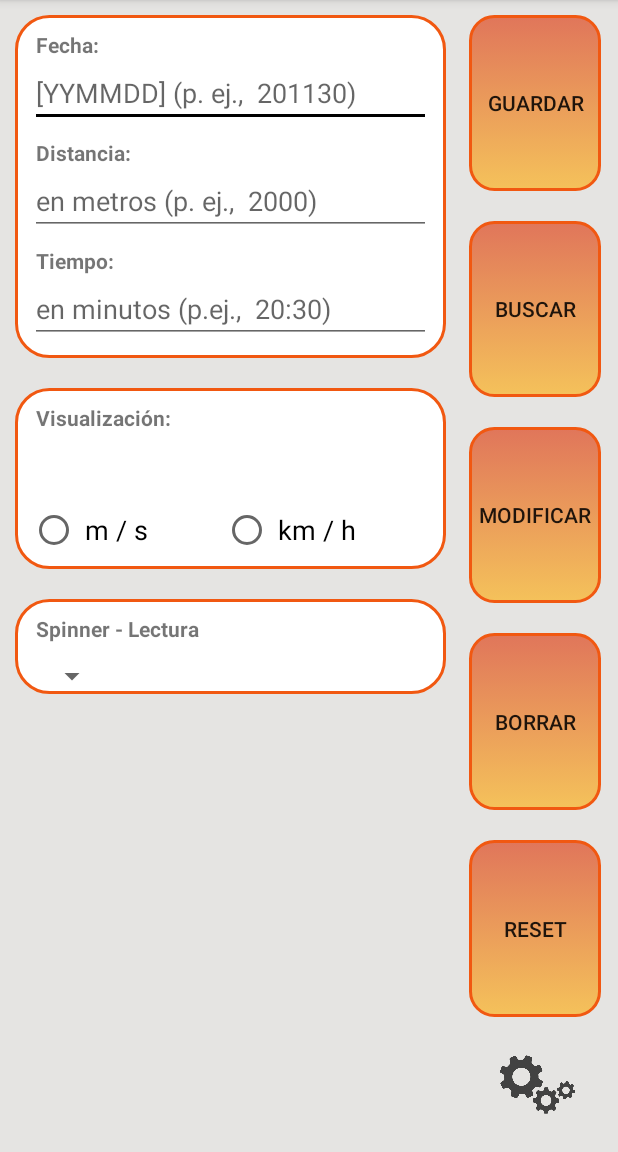
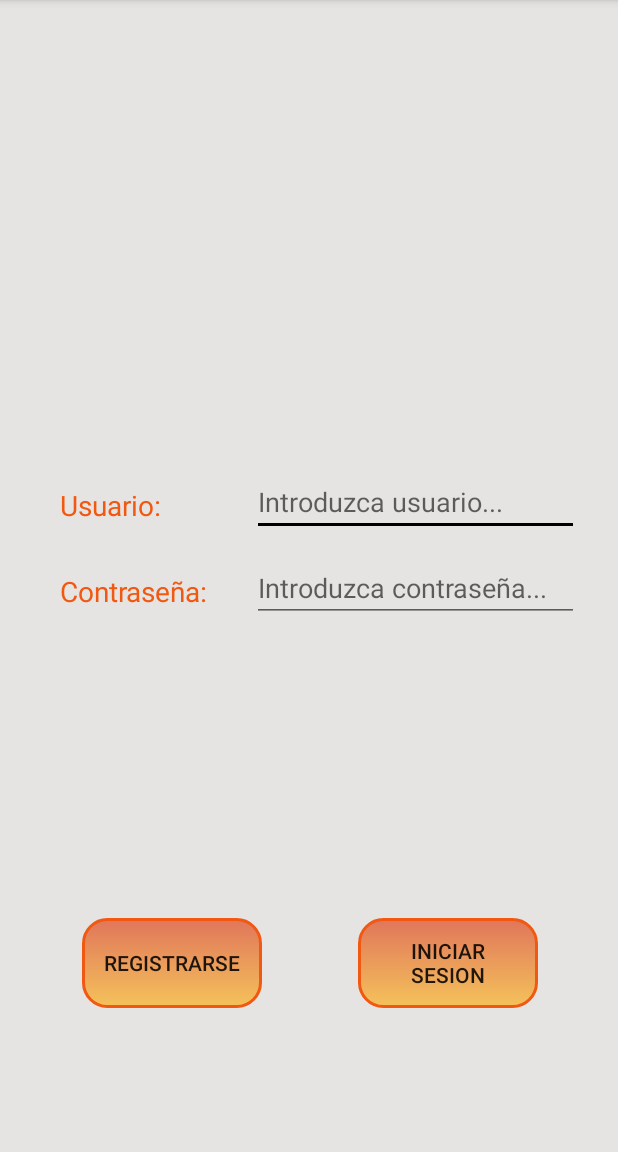
Before and after one commit to dam1718on/ByeKiloh, an Android app: the screen it shows after launch (MainActivity before the commit, LoginActivity after it), on a phone screen of 412 x 824 dp, the part 84-1236 px from its top. Run offline under Robolectric (Android 15) with nearby library versions, the phone set to English and light mode, and no system bars.

Commit message:
Commit12. NewLoginActivity guarda en BBDD

```diff
--- a/app/src/main/AndroidManifest.xml
+++ b/app/src/main/AndroidManifest.xml
@@ -9,13 +9,16 @@
         android:roundIcon="@mipmap/ic_launcher_round"
         android:supportsRtl="true"
         android:theme="@style/AppTheme">
-        <activity android:name=".MainActivity">
+        <activity android:name=".LoginActivity">
             <intent-filter>
                 <action android:name="android.intent.action.MAIN" />
 
                 <category android:name="android.intent.category.LAUNCHER" />
             </intent-filter>
         </activity>
+        <activity android:name=".MainActivity">
+            android:parentActivityName=".LoginActivity" />
+        </activity>
     </application>
 
 </manifest>
--- /dev/null
+++ b/app/src/main/java/com/example/byekiloh/LoginActivity.java
@@ -0,0 +1,161 @@
+package com.example.byekiloh;
+
+import androidx.appcompat.app.AppCompatActivity;
+
+import android.content.ContentValues;
+
+import android.database.sqlite.SQLiteDatabase;
+
+import android.graphics.Color;
+import android.os.Bundle;
+
+import android.view.Gravity;
+import android.view.View;
+
+import android.widget.Button;
+import android.widget.EditText;
+import android.widget.ImageView;
+import android.widget.TextView;
+import android.widget.Toast;
+
+public class LoginActivity extends AppCompatActivity {
+
+    private ImageView imgUser;
+    private EditText etUser, etPass;
+    private Button btnRegistro, btnLogin;
+    //private String usuario, contraseña;
+
+    LoginBaseDatos basedatos;
+
+    @Override
+    protected void onCreate(Bundle savedInstanceState) {
+        super.onCreate(savedInstanceState);
+        setContentView(R.layout.activity_login);
+
+        imgUser=findViewById(R.id.imgUser);
+        etUser=findViewById(R.id.etUser);
+        etPass=findViewById(R.id.etPass);
+        btnRegistro=findViewById(R.id.btnRegistro);
+        btnLogin=findViewById(R.id.btnLogin);
+
+        btnRegistro.setOnClickListener(new View.OnClickListener() {
+            @Override
+            public void onClick(View v) {
+
+                /*String usuarioR,contraseñaR;
+                usuarioR=etUser.getText().toString();
+                contraseñaR=etPass.getText().toString();
+
+                SharedPreferences prefUser = getSharedPreferences("datos", Context.MODE_PRIVATE);
+                SharedPreferences.Editor editor=prefUser.edit();
+                editor.putString("usuario", usuarioR);
+                editor.putString("contraseña", contraseñaR);
+                editor.commit();*/
+
+                //Se inicializa la clase.
+                basedatos = new LoginBaseDatos(getApplicationContext());
+                //Clase que permite llamar a los métodos para crear, eliminar, leer y actualizar registros. Se establecen permisos de escritura.
+                SQLiteDatabase sqlite = basedatos.getWritableDatabase();
+                String usuarioR = etUser.getText().toString();
+                String contraseñaR = etPass.getText().toString();
+
+                ContentValues content = new ContentValues();
+
+                if(usuarioR.equals("") || contraseñaR.equals("")) {
+
+                    /*TextView textview = new TextView(getApplicationContext());
+                    textview.setText("Revise los datos introducidos.\nTodos los campos son obligatorios");
+                    textview.setBackgroundColor(Color.GRAY);
+                    textview.setTextColor(Color.BLUE);
+                    textview.setPadding(10,10,10,10);
+                    Toast toast = new Toast(getApplicationContext());
+                    toast.setView(textview);
+                    toast.setDuration(Toast.LENGTH_LONG);
+                    toast.setGravity(Gravity.BOTTOM, 0, 0);
+                    toast.show();*/
+
+                    Toast toast= Toast.makeText(getApplicationContext(),
+                            "Revise los datos introducidos.\nTodos los campos son obligatorios", Toast.LENGTH_SHORT);
+                    toast.setGravity(Gravity.BOTTOM|Gravity.CENTER, 0, 14);
+                    toast.show();
+
+                    etPass.setText("");
+
+                } else {
+                    //Se añaden los valores introducidos de cada campo mediante clave(columna)/valor(valor introducido en el campo de texto)
+                    content.put(LoginEstructuraDatos.Estructura.COLUMN_NAME_USER, usuarioR);
+                    content.put(LoginEstructuraDatos.Estructura.COLUMN_NAME_PASS, contraseñaR);
+                    sqlite.insert(LoginEstructuraDatos.Estructura.TABLE_NAME, null, content);
+
+                    Toast toast= Toast.makeText(getApplicationContext(),
+                            "El Usuario ha sido registrado", Toast.LENGTH_SHORT);
+                    toast.setGravity(Gravity.BOTTOM|Gravity.CENTER, 0, 14);
+                    toast.show();
+
+                    etUser.setText("");
+                    etPass.setText("");
+
+                    //spinEjercicios.setAdapter(new ArrayAdapter(getApplicationContext(), android.R.layout.simple_spinner_item,
+                      //      Collections.singletonList(ejercicio.toString())));
+
+                    //edProducto.setText("");
+                    //edCantidad.setText("");
+                    //edId.setText("");
+                }
+                //Se cierra la conexión abierta a la Base de Datos
+                sqlite.close();
+
+                /*SharedPreferences preferenciasLike = getSharedPreferences("datos", Context.MODE_PRIVATE);
+                like = preferenciasLike.getInt("likes", defaultValue);
+                verLike=like.toString();
+                numLike.setText("LIKE: "+verLike);
+
+                SharedPreferences preferenciasLike = getSharedPreferences("datos", Context.MODE_PRIVATE);
+                like = preferenciasLike.getInt("likes", defaultValue);
+                like++;
+                SharedPreferences.Editor editor=preferenciasLike.edit();
+                editor.putInt("likes", like);
+                editor.commit();*/
+
+            }
+        });
+
+        /*btnLogin.setOnClickListener(new View.OnClickListener() {
+            @Override
+            public void onClick(View v) {
+
+                String usuarioL=etUser.getText().toString();
+                String contraseñaL=etPass.getText().toString();
+
+                SharedPreferences prefUser = getSharedPreferences("datos", Context.MODE_PRIVATE);
+                String usuarioSP = prefUser.getString("usuario", usuario);
+                String contraseñaSP = prefUser.getString("contraseña", contraseña);
+
+                if(usuarioL.equals(usuarioSP)){
+                    if(contraseñaL.equals(contraseñaSP)) {
+                        Toast toast= Toast.makeText(getApplicationContext(),"Login correcto",
+                                Toast.LENGTH_SHORT);
+                        toast.setGravity(Gravity.BOTTOM|Gravity.CENTER, 0, 14);
+                        toast.show();
+                    } else {
+                        Toast toast= Toast.makeText(getApplicationContext(),"Contraseña incorrecta",
+                                Toast.LENGTH_SHORT);
+                        toast.setGravity(Gravity.BOTTOM|Gravity.CENTER, 0, 14);
+                        toast.show();
+                    }
+                } else {
+                    Toast toast= Toast.makeText(getApplicationContext(),"Usuario incorrecto",
+                            Toast.LENGTH_SHORT);
+                    toast.setGravity(Gravity.BOTTOM|Gravity.CENTER, 0, 14);
+                    toast.show();
+                }
+
+                etUser.setText("");
+                etPass.setText("");
+
+            }
+        });*/
+
+    }
+
+}
--- a/app/src/main/java/com/example/byekiloh/MiBaseDatos.java
+++ b/app/src/main/java/com/example/byekiloh/MainBaseDatos.java
@@ -1,12 +1,12 @@
 package com.example.byekiloh;
 
-import com.example.byekiloh.EstructuraDatos.Estructura;
+import com.example.byekiloh.MainEstructuraDatos.Estructura;
 
 import android.content.Context;
 import android.database.sqlite.SQLiteDatabase;
 import android.database.sqlite.SQLiteOpenHelper;
 
-public class MiBaseDatos extends SQLiteOpenHelper {
+public class MainBaseDatos extends SQLiteOpenHelper {
 
     //Se declaran e inicializan las variables encargadas de almacenar las consultas para crear la tabla 'Ventas',
     //y las consultas de eliminar/crear la Base de Datos 'Ferreteria.sqlite'.
@@ -23,7 +23,7 @@ public class MiBaseDatos extends SQLiteOpenHelper {
     public static final int DATABASE_VERSION = 1;
     public static final String DATABASE_NAME = "byekIdAuto.sqlite";
 
-    public MiBaseDatos(Context context) { super(context, DATABASE_NAME, null, DATABASE_VERSION); }
+    public MainBaseDatos(Context context) { super(context, DATABASE_NAME, null, DATABASE_VERSION); }
 
     //Método para crear la Tabla que recibe la consulta Transact-SQL
     @Override
--- a/app/src/main/java/com/example/byekiloh/EstructuraDatos.java
+++ b/app/src/main/java/com/example/byekiloh/MainEstructuraDatos.java
@@ -2,9 +2,9 @@ package com.example.byekiloh;
 
 import android.provider.BaseColumns;
 
-public class EstructuraDatos {
+public class MainEstructuraDatos {
 
-    public EstructuraDatos() {  }
+    public MainEstructuraDatos() {  }
 
     public static abstract class Estructura implements BaseColumns {
         public static final String TABLE_NAME = "Ejercicios";
--- /dev/null
+++ b/app/src/main/res/layout/activity_login.xml
@@ -0,0 +1,141 @@
+<?xml version="1.0" encoding="utf-8"?>
+<LinearLayout xmlns:android="http://schemas.android.com/apk/res/android"
+    xmlns:app="http://schemas.android.com/apk/res-auto"
+    xmlns:tools="http://schemas.android.com/tools"
+    android:layout_width="match_parent"
+    android:layout_height="match_parent"
+    android:orientation="vertical"
+    android:background="@color/platino"
+    tools:context=".MainActivity">
+
+    <LinearLayout
+        android:layout_width="match_parent"
+        android:layout_height="match_parent"
+        android:layout_weight="1">
+
+        <ImageView
+            android:id="@+id/imgUser"
+            android:layout_width="match_parent"
+            android:layout_height="match_parent" />
+
+    </LinearLayout>
+
+    <LinearLayout
+        android:layout_width="match_parent"
+        android:layout_height="match_parent"
+        android:layout_weight="1"
+        android:orientation="horizontal">
+
+        <LinearLayout
+            android:layout_width="match_parent"
+            android:layout_height="match_parent"
+            android:layout_weight=".60"
+            android:orientation="vertical"
+            android:layout_marginTop="24dp"
+            android:layout_marginBottom="1dp"
+            android:layout_marginLeft="20dp"
+            android:layout_marginRight="1dp">
+
+            <TextView
+                android:layout_width="wrap_content"
+                android:layout_height="wrap_content"
+                android:layout_marginTop="12dp"
+                android:layout_marginBottom="12dp"
+                android:layout_marginLeft="20dp"
+                android:layout_marginRight="1dp"
+                android:textSize="18.5dp"
+                android:textColor="@color/naranja"
+                android:text="Usuario:" />
+
+            <TextView
+                android:layout_width="wrap_content"
+                android:layout_height="wrap_content"
+                android:layout_marginTop="20dp"
+                android:layout_marginBottom="1dp"
+                android:layout_marginLeft="20dp"
+                android:layout_marginRight="1dp"
+                android:textSize="18.5dp"
+                android:textColor="@color/naranja"
+                android:text="Contraseña:" />
+
+        </LinearLayout>
+
+        <LinearLayout
+            android:layout_width="match_parent"
+            android:layout_height="match_parent"
+            android:layout_weight=".40"
+            android:orientation="vertical"
+            android:layout_marginTop="24dp"
+            android:layout_marginBottom="1dp"
+            android:layout_marginLeft="1dp"
+            android:layout_marginRight="18dp">
+
+            <EditText
+                android:id="@+id/etUser"
+                android:layout_width="match_parent"
+                android:layout_height="wrap_content"
+                android:layout_marginLeft="1dp"
+                android:layout_marginRight="8dp"
+                android:textColor="@color/naranja"
+                android:hint="Introduzca usuario..." />
+
+            <EditText
+                android:id="@+id/etPass"
+                android:layout_width="match_parent"
+                android:layout_height="wrap_content"
+                android:layout_marginTop="12dp"
+                android:layout_marginLeft="1dp"
+                android:layout_marginRight="8dp"
+                android:textColor="@color/naranja"
+                android:hint="Introduzca contraseña..." />
+
+        </LinearLayout>
+
+    </LinearLayout>
+
+    <LinearLayout
+        android:layout_width="match_parent"
+        android:layout_height="match_parent"
+        android:layout_weight="1.2">
+
+        <LinearLayout
+            android:layout_width="match_parent"
+            android:layout_height="match_parent"
+            android:layout_weight="1"
+            android:layout_marginTop="18dp"
+            android:layout_marginLeft="24dp"
+            android:orientation="vertical">
+
+            <Button
+                android:id="@+id/btnRegistro"
+                android:layout_width="120dp"
+                android:layout_height="60dp"
+                android:layout_gravity="center"
+                android:layout_marginTop="18dp"
+                android:background="@drawable/rounded_box_button"
+                android:text="REGISTRARSE" />
+
+        </LinearLayout>
+
+        <LinearLayout
+            android:layout_width="match_parent"
+            android:layout_height="match_parent"
+            android:layout_weight="1"
+            android:layout_marginTop="18dp"
+            android:layout_marginRight="20dp"
+            android:orientation="vertical">
+
+            <Button
+                android:id="@+id/btnLogin"
+                android:layout_width="120dp"
+                android:layout_height="60dp"
+                android:layout_gravity="center"
+                android:layout_marginTop="18dp"
+                android:background="@drawable/rounded_box_button"
+                android:text="INICIAR\nSESION" />
+
+        </LinearLayout>
+
+    </LinearLayout>
+
+</LinearLayout>
```
Also changed, not shown: app/src/main/java/com/example/byekiloh/LoginBaseDatos.java (added, +34 -0 lines), app/src/main/java/com/example/byekiloh/LoginEstructuraDatos.java (added, +16 -0 lines), app/src/main/java/com/example/byekiloh/MainActivity.java (+6 -6 lines), 1 other file.
